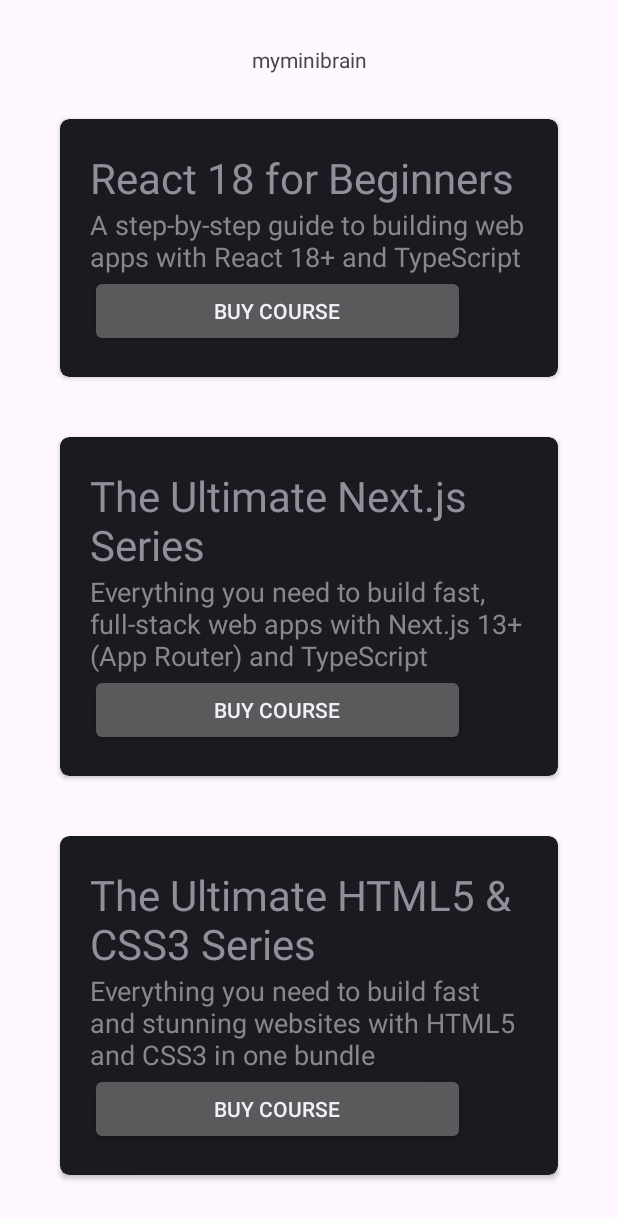
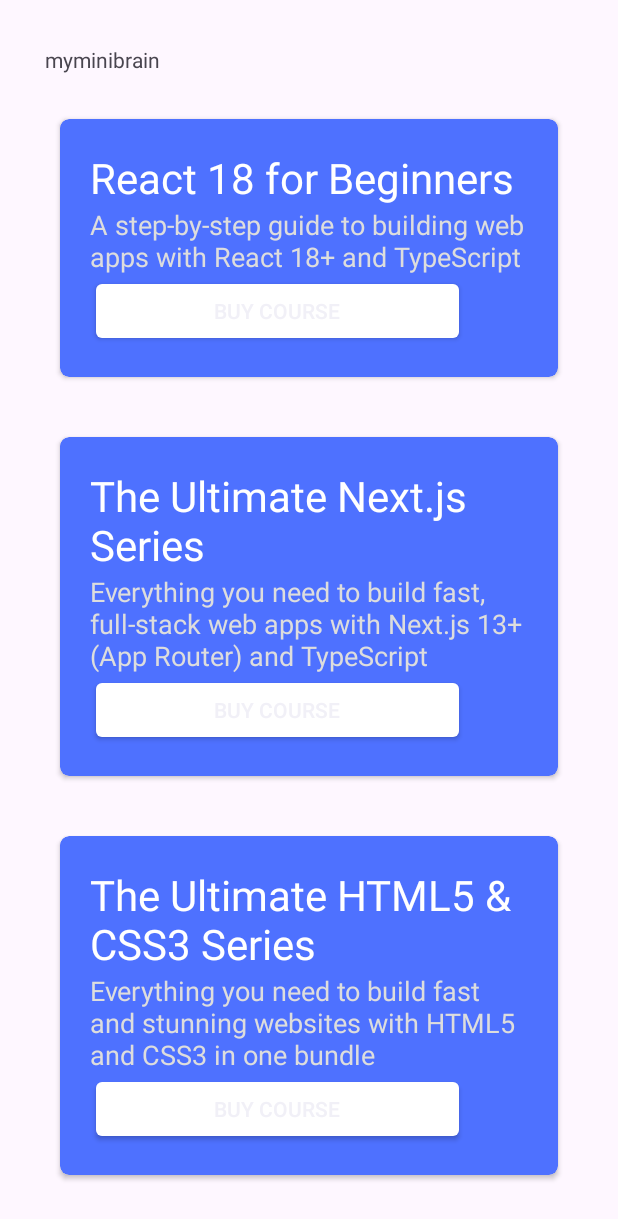
Before and after one commit to Christiannaira/my_mini_brain, an Android app: the HomeActivity screen opened directly, with no data from a screen before it, on a phone screen of 412 x 824 dp. Shown: the top 1219 px of the screen. Run offline under Robolectric (Android 15) with nearby library versions, the phone set to English and light mode, and no system bars; 1 statement that could not run was skipped.

Commit message:
feat: initially designed each item

```diff
--- a/app/src/main/java/com/example/myminibrain/HomeActivity.java
+++ b/app/src/main/java/com/example/myminibrain/HomeActivity.java
@@ -1,6 +1,8 @@
 package com.example.myminibrain;
 
+import android.content.Intent;
 import android.os.Bundle;
+import android.widget.Toast;
 
 import androidx.activity.EdgeToEdge;
 import androidx.appcompat.app.AppCompatActivity;
@@ -19,12 +21,22 @@ public class HomeActivity extends AppCompatActivity {
 
     ActivityHomeBinding binding;
 
+    String activeUser;
+
     @Override
     protected void onCreate(Bundle savedInstanceState) {
         super.onCreate(savedInstanceState);
         binding = ActivityHomeBinding.inflate(getLayoutInflater());
         EdgeToEdge.enable(this);
         setContentView(binding.getRoot());
+
+        // stored the email who's logged in
+        Intent getActiveUser = getIntent();
+        activeUser = getActiveUser.getStringExtra("user_loggedIn");
+
+        binding.userProfileName.setText(activeUser);
+
+        Toast.makeText(this, activeUser, Toast.LENGTH_SHORT).show();
 
         List<Item> items = new ArrayList<>();
 
--- a/app/src/main/java/com/example/myminibrain/LoginActivity.java
+++ b/app/src/main/java/com/example/myminibrain/LoginActivity.java
@@ -73,6 +73,7 @@ public class LoginActivity extends AppCompatActivity {
             Toast.makeText(LoginActivity.this, "Login Successfully", Toast.LENGTH_SHORT).show();
 
             Intent intent = new Intent(LoginActivity.this, HomeActivity.class);
+            intent.putExtra("user_loggedIn", email);
             startActivity(intent);
 
         } else {
--- a/app/src/main/java/com/example/myminibrain/RegisterActivity.java
+++ b/app/src/main/java/com/example/myminibrain/RegisterActivity.java
@@ -64,10 +64,6 @@ public class RegisterActivity extends AppCompatActivity {
                     } else {
                         Toast.makeText(RegisterActivity.this, "Logged In", Toast.LENGTH_SHORT).show();
 
-//                        binding.fullname.setText(registerName);
-//                        binding.email.setText(registerEmail);
-//                        binding.password.setText(registerPassword);
-
                         registerAccount(registerName, registerEmail, registerPassword, userType);
 
                     }
--- a/app/src/main/res/layout/activity_home.xml
+++ b/app/src/main/res/layout/activity_home.xml
@@ -25,10 +25,18 @@
             >
 
             <TextView
+                android:layout_width="wrap_content"
+                android:layout_height="wrap_content"
+                android:text="myminibrain"
+                android:gravity="start"
+                />
+
+            <TextView
+                android:id="@+id/userProfileName"
                 android:layout_width="match_parent"
                 android:layout_height="wrap_content"
-                android:text="myminibrain"
-                android:gravity="center_horizontal"
+                android:text="hello"
+                android:gravity="end"
                 />
 
         </LinearLayout>
--- a/app/src/main/res/layout/item_view.xml
+++ b/app/src/main/res/layout/item_view.xml
@@ -7,6 +7,7 @@
     android:layout_margin="20dp"
     app:cardCornerRadius="6dp"
     android:elevation="10dp"
+    android:backgroundTint="@color/primary"
     >
 
     <LinearLayout
@@ -22,6 +23,7 @@
             android:layout_height="wrap_content"
             android:text="Title"
             android:textSize="28sp"
+            android:textColor="@color/white"
             />
 
         <TextView
@@ -30,14 +32,16 @@
             android:layout_height="wrap_content"
             android:text="Description"
             android:textSize="18sp"
-            android:textColor="#888888"
+            android:textColor="#dddddd"
             />
 
         <Button
             android:id="@+id/courseItemBtn"
             android:layout_width="250dp"
             android:layout_height="wrap_content"
-            android:text="buy course"/>
+            android:text="buy course"
+            android:backgroundTint="@color/white"
+            />
 
     </LinearLayout>
 
```
